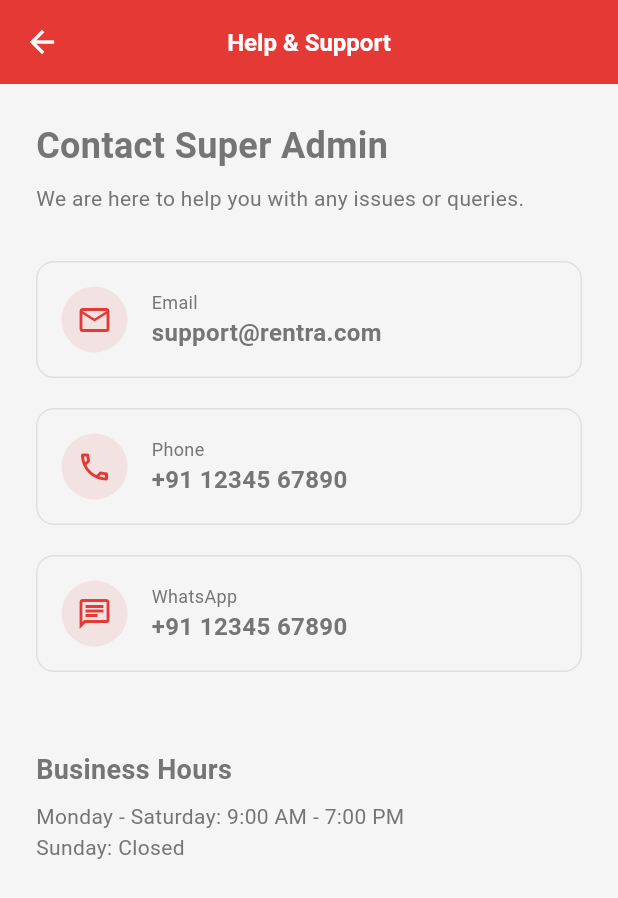
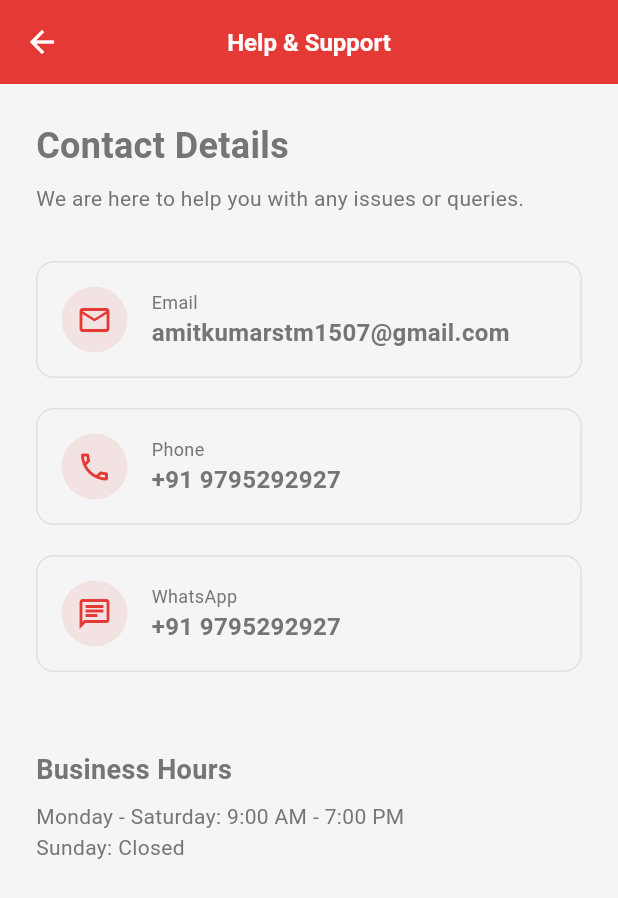
Before and after one commit to amit7451/Rentra, a Flutter app: the HelpSupportScreen screen opened by its route, on a phone screen of 412 x 824 dp. Shown: the top 898 px of the screen. Run offline on Flutter 3.47's test engine with Material 3 defaults, Android fonts, the light colour scheme and no system bars; our stand-ins replace cloud_firestore, firebase_auth, firebase_core, flutter_dotenv, google_sign_in, image_picker and 2 more; accounts and stored records are empty.

Commit message:
bugs fixed

```diff
--- a/lib/screens/drawer/help_support_screen.dart
+++ b/lib/screens/drawer/help_support_screen.dart
@@ -14,7 +14,7 @@
           crossAxisAlignment: CrossAxisAlignment.start,
           children: [
             const Text(
-              'Contact Super Admin',
+              'Contact Details',
               style: TextStyle(fontSize: 24, fontWeight: FontWeight.bold),
             ),
             const SizedBox(height: 8),
@@ -27,21 +27,21 @@
               context,
               Icons.email_outlined,
               'Email',
-              'support@rentra.com',
+              'amitkumarstm1507@gmail.com',
               () {},
             ),
             _contactItem(
               context,
               Icons.phone_outlined,
               'Phone',
-              '+91 12345 67890',
+              '+91 9795292927',
               () {},
             ),
             _contactItem(
               context,
               Icons.chat_outlined,
               'WhatsApp',
-              '+91 12345 67890',
+              '+91 9795292927',
               () {},
             ),
             const SizedBox(height: 32),
```
